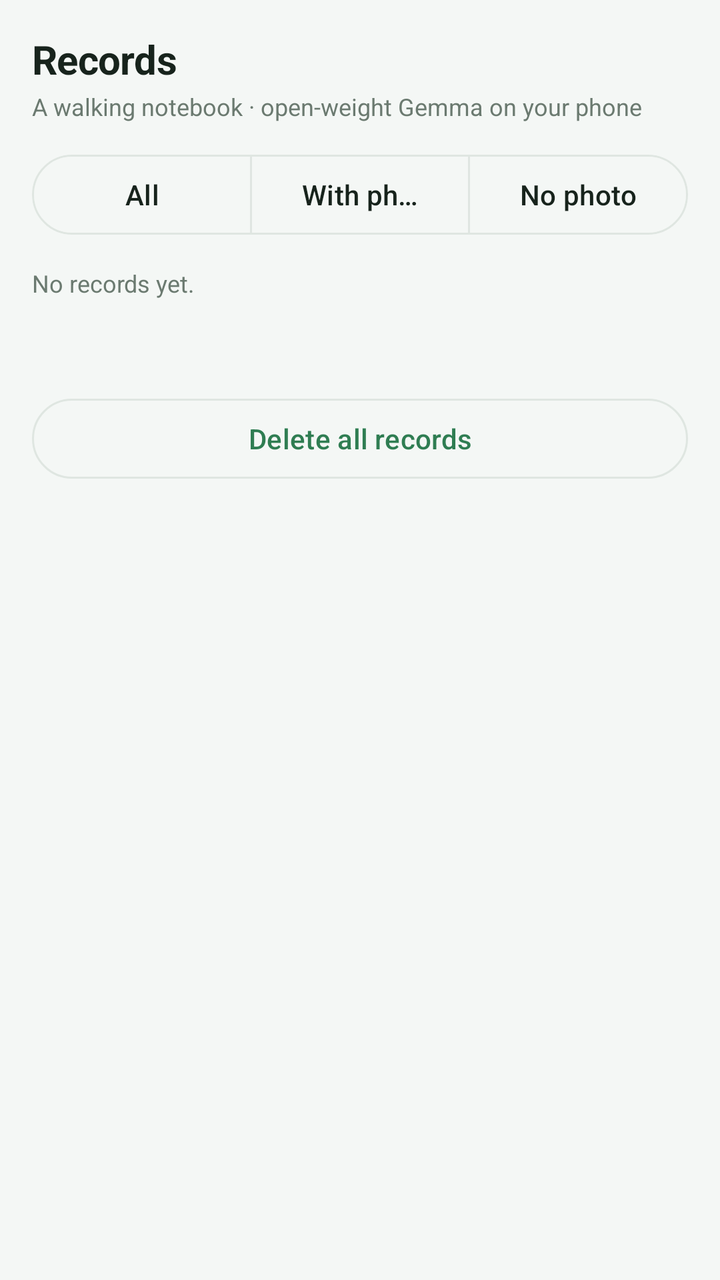
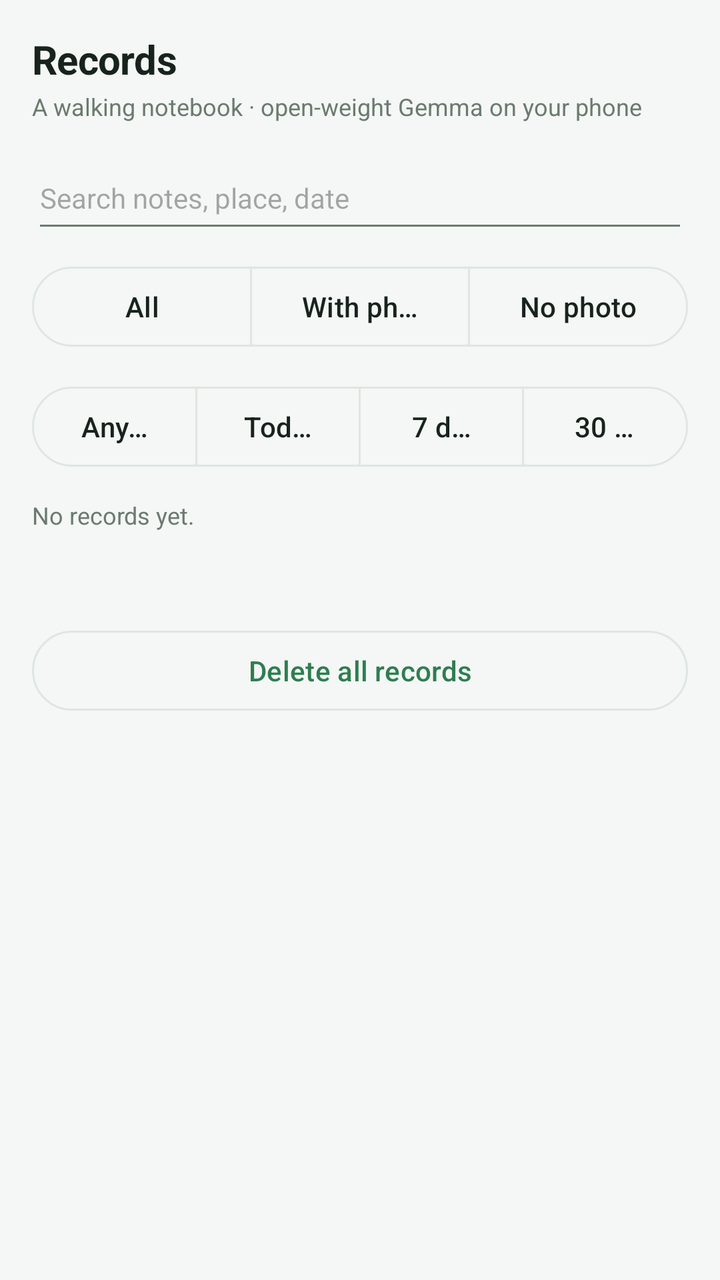

An Android layout rendered at two revisions. The XML below is the earlier revision; the diff shows what the commit changed to produce the second picture.
<!-- AndroidManifest.xml: application theme Theme.CivicWalk -->
<!-- res/layout/tab_records.xml -->
<?xml version="1.0" encoding="utf-8"?>
<LinearLayout xmlns:android="http://schemas.android.com/apk/res/android"
    xmlns:app="http://schemas.android.com/apk/res-auto"
    android:layout_width="match_parent"
    android:layout_height="wrap_content"
    android:orientation="vertical"
    android:padding="16dp">

    <TextView
        style="@style/PageTitle"
        android:layout_width="wrap_content"
        android:layout_height="wrap_content"
        android:text="@string/tab_records" />

    <TextView
        style="@style/Hint"
        android:layout_width="match_parent"
        android:layout_height="wrap_content"
        android:layout_marginTop="2dp"
        android:layout_marginBottom="12dp"
        android:text="@string/header_sub" />

    <com.google.android.material.button.MaterialButtonToggleGroup
        android:id="@+id/filterRecords"
        android:layout_width="match_parent"
        android:layout_height="wrap_content"
        android:layout_marginBottom="12dp"
        app:selectionRequired="true"
        app:singleSelection="true">

        <com.google.android.material.button.MaterialButton
            android:id="@+id/filterAll"
            style="@style/Widget.Material3.Button.OutlinedButton"
            android:layout_width="0dp"
            android:layout_height="wrap_content"
            android:layout_weight="1"
            android:text="@string/filter_all" />

        <com.google.android.material.button.MaterialButton
            android:id="@+id/filterPhoto"
            style="@style/Widget.Material3.Button.OutlinedButton"
            android:layout_width="0dp"
            android:layout_height="wrap_content"
            android:layout_weight="1"
            android:text="@string/filter_photo" />

        <com.google.android.material.button.MaterialButton
            android:id="@+id/filterNoPhoto"
            style="@style/Widget.Material3.Button.OutlinedButton"
            android:layout_width="0dp"
            android:layout_height="wrap_content"
            android:layout_weight="1"
            android:text="@string/filter_nophoto" />
    </com.google.android.material.button.MaterialButtonToggleGroup>

    <TextView
        android:id="@+id/tvRecords"
        style="@style/Hint"
        android:layout_width="match_parent"
        android:layout_height="wrap_content"
        android:minHeight="48dp"
        android:text="@string/empty" />

    <LinearLayout
        android:id="@+id/recordsList"
        android:layout_width="match_parent"
        android:layout_height="wrap_content"
        android:orientation="vertical" />

    <com.google.android.material.button.MaterialButton
        android:id="@+id/btnClearRecords"
        style="@style/Widget.Material3.Button.OutlinedButton"
        android:layout_width="match_parent"
        android:layout_height="wrap_content"
        android:layout_marginTop="14dp"
        android:text="@string/btn_clear_records" />
</LinearLayout>
<!-- resources referenced by this layout -->
<resources>
  <string name="btn_clear_records">Delete all records</string>
  <string name="empty">No records yet.</string>
  <string name="filter_all">All</string>
  <string name="filter_nophoto">No photo</string>
  <string name="filter_photo">With photo</string>
  <string name="header_sub">A walking notebook · open-weight Gemma on your phone</string>
  <string name="tab_records">Records</string>
  <style name="Hint">
          <item name="android:textSize">12sp</item>
          <item name="android:textColor">@color/muted</item>
      </style>
  <style name="PageTitle">
          <item name="android:textSize">20sp</item>
          <item name="android:textStyle">bold</item>
          <item name="android:textColor">@color/ink</item>
          <item name="android:letterSpacing">-0.01</item>
      </style>
  <style name="Theme.CivicWalk" parent="Theme.Material3.Light.NoActionBar">
          <item name="colorPrimary">@color/accent</item>
          <item name="colorOnPrimary">@color/white</item>
          <item name="colorPrimaryContainer">@color/accent_soft</item>
          <item name="colorOnPrimaryContainer">@color/ink</item>
          <item name="colorSecondary">@color/amber</item>
          <item name="colorSecondaryContainer">@color/amber_soft</item>
          <item name="colorSurface">@color/card</item>
          <item name="colorOnSurface">@color/ink</item>
          <item name="colorOnSurfaceVariant">@color/muted</item>
          <item name="colorOutline">@color/line</item>
          <item name="android:colorBackground">@color/bg</item>
          <item name="android:textColorPrimary">@color/ink</item>
          <item name="android:textColorSecondary">@color/muted</item>
          <item name="android:statusBarColor">@color/bg</item>
          <item name="android:navigationBarColor">@color/bg</item>
          <item name="android:windowLightStatusBar">true</item>
          <item name="android:windowLightNavigationBar" tools:targetApi="o_mr1">true</item>
          
          <item name="android:forceDarkAllowed" tools:targetApi="q">false</item>
      </style>
  <color name="muted">#6B7A70</color>
  <color name="ink">#17231C</color>
  <color name="accent">#2F7D52</color>
  <color name="white">#FFFFFF</color>
  <color name="accent_soft">#DCEFE3</color>
  <color name="amber">#C9A227</color>
  <color name="amber_soft">#F7EFD6</color>
  <color name="card">#FFFFFF</color>
  <color name="line">#DFE6E1</color>
  <color name="bg">#F4F7F5</color>
</resources>

<!-- the commit's change to res/layout/tab_records.xml (unified diff, before → after) -->
@@ -19,6 +19,16 @@
         android:layout_marginTop="2dp"
         android:layout_marginBottom="12dp"
         android:text="@string/header_sub" />
+
+    <EditText
+        android:id="@+id/etSearch"
+        android:layout_width="match_parent"
+        android:layout_height="48dp"
+        android:layout_marginBottom="8dp"
+        android:hint="@string/search_hint"
+        android:importantForAutofill="no"
+        android:inputType="text"
+        android:textSize="14sp" />
 
     <com.google.android.material.button.MaterialButtonToggleGroup
         android:id="@+id/filterRecords"
@@ -53,6 +63,47 @@
             android:text="@string/filter_nophoto" />
     </com.google.android.material.button.MaterialButtonToggleGroup>
 
+    <com.google.android.material.button.MaterialButtonToggleGroup
+        android:id="@+id/filterDate"
+        android:layout_width="match_parent"
+        android:layout_height="wrap_content"
+        android:layout_marginBottom="12dp"
+        app:selectionRequired="true"
+        app:singleSelection="true">
+
+        <com.google.android.material.button.MaterialButton
+            android:id="@+id/dateAll"
+            style="@style/Widget.Material3.Button.OutlinedButton"
+            android:layout_width="0dp"
+            android:layout_height="wrap_content"
+            android:layout_weight="1"
+            android:text="@string/date_all" />
+
+        <com.google.android.material.button.MaterialButton
+            android:id="@+id/dateToday"
+            style="@style/Widget.Material3.Button.OutlinedButton"
+            android:layout_width="0dp"
+            android:layout_height="wrap_content"
+            android:layout_weight="1"
+            android:text="@string/date_today" />
+
+        <com.google.android.material.button.MaterialButton
+            android:id="@+id/dateWeek"
+            style="@style/Widget.Material3.Button.OutlinedButton"
+            android:layout_width="0dp"
+            android:layout_height="wrap_content"
+            android:layout_weight="1"
+            android:text="@string/date_week" />
+
+        <com.google.android.material.button.MaterialButton
+            android:id="@+id/dateMonth"
+            style="@style/Widget.Material3.Button.OutlinedButton"
+            android:layout_width="0dp"
+            android:layout_height="wrap_content"
+            android:layout_weight="1"
+            android:text="@string/date_month" />
+    </com.google.android.material.button.MaterialButtonToggleGroup>
+
     <TextView
         android:id="@+id/tvRecords"
         style="@style/Hint"
<!-- resource entries referenced after the edit -->
@@ -1,11 +1,16 @@
 <!-- resources referenced by this layout -->
 <resources>
   <string name="btn_clear_records">Delete all records</string>
+  <string name="date_all">Any time</string>
+  <string name="date_month">30 days</string>
+  <string name="date_today">Today</string>
+  <string name="date_week">7 days</string>
   <string name="empty">No records yet.</string>
   <string name="filter_all">All</string>
   <string name="filter_nophoto">No photo</string>
   <string name="filter_photo">With photo</string>
   <string name="header_sub">A walking notebook · open-weight Gemma on your phone</string>
+  <string name="search_hint">Search notes, place, date</string>
   <string name="tab_records">Records</string>
   <style name="Hint">
           <item name="android:textSize">12sp</item>
